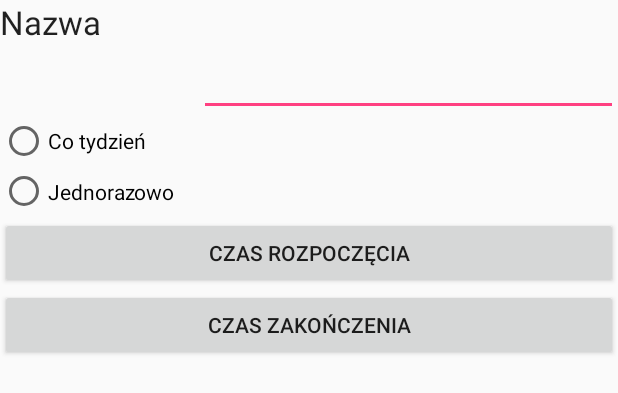
After one commit to Ewa55555/Hodujjajko, an Android app: the layout creating_schedule.xml on its own in the app's theme, with its tools: preview values and no code run, on a phone screen of 412 x 824 dp. The commit adds this screen. Shown: the top 393 px of the screen. Run offline under Robolectric (Android 15) with nearby library versions, the phone set to English and light mode, and no system bars.

Commit message:
draft of creating schedule

```diff
--- /dev/null
+++ b/app/src/main/res/layout/creating_schedule.xml
@@ -0,0 +1,68 @@
+<?xml version="1.0" encoding="utf-8"?>
+<RelativeLayout xmlns:android="http://schemas.android.com/apk/res/android"
+    android:layout_width="match_parent" android:layout_height="match_parent">
+
+    <LinearLayout
+        android:layout_width="match_parent"
+        android:layout_height="match_parent"
+        android:orientation="vertical">
+
+        <LinearLayout
+            android:layout_width="match_parent"
+            android:layout_height="77dp"
+            android:orientation="horizontal">
+
+            <TextView
+                android:id="@+id/Name"
+                android:layout_width="wrap_content"
+                android:layout_height="match_parent"
+                android:layout_weight="1"
+                android:text="@string/schedule_name_string"
+                android:textAppearance="@android:style/TextAppearance.DeviceDefault.Large" />
+
+            <EditText
+                android:id="@+id/scheduleName"
+                android:layout_width="wrap_content"
+                android:layout_height="match_parent"
+                android:layout_weight="1"
+                android:ems="10"
+                android:inputType="text" />
+
+        </LinearLayout>
+
+        <RadioGroup
+            android:layout_width="match_parent"
+            android:layout_height="67dp" >
+
+            <RadioButton
+                android:id="@+id/perWeek"
+                android:layout_width="wrap_content"
+                android:layout_height="wrap_content"
+                android:layout_weight="1"
+                android:text="@string/per_week_string" />
+
+            <RadioButton
+                android:id="@+id/once"
+                android:layout_width="wrap_content"
+                android:layout_height="wrap_content"
+                android:layout_weight="1"
+                android:text="@string/once_string" />
+
+        </RadioGroup>
+
+        <Button
+            android:id="@+id/startTime"
+            android:layout_width="match_parent"
+            android:layout_height="wrap_content"
+            android:text="@string/start_time_string" />
+
+        <Button
+            android:id="@+id/endTime"
+            android:layout_width="match_parent"
+            android:layout_height="wrap_content"
+            android:text="@string/end_time_string" />
+
+
+    </LinearLayout>
+
+</RelativeLayout>
--- a/app/src/main/res/values/strings.xml
+++ b/app/src/main/res/values/strings.xml
@@ -19,6 +19,13 @@
     <string name="pedometr_string">Krokomierz</string>
     <string name="reset_string">Resetuj</string>
     <string name="empty_timer_string">Pusty string</string>
+    <string name="see_schedule_string">Zobacz grafik</string>
+    <string name="create_schedule_string">Dodaj do grafiku</string>
+    <string name="schedule_name_string">Nazwa</string>
+    <string name="per_week_string">Co tydzień</string>
+    <string name="once_string">Jednorazowo</string>
+    <string name="start_time_string">Czas rozpoczęcia</string>
+    <string name="end_time_string">Czas zakończenia</string>
     <string name="step_counter">android.hardware.sensor.stepcounter</string>
     <string name="step_detector">android.hardware.sensor.stepdetector</string>
 </resources>
```
Also changed, not shown: app/src/main/java/com/example/hodujjajko/CreatingSchedule.java (added, +48 -0 lines), app/src/main/java/com/example/hodujjajko/MainActivity.java (+10 -0 lines), app/src/main/java/com/example/hodujjajko/Schedule.java (added, +45 -0 lines), app/src/main/res/layout/schedule.xml (added, +18 -0 lines).
